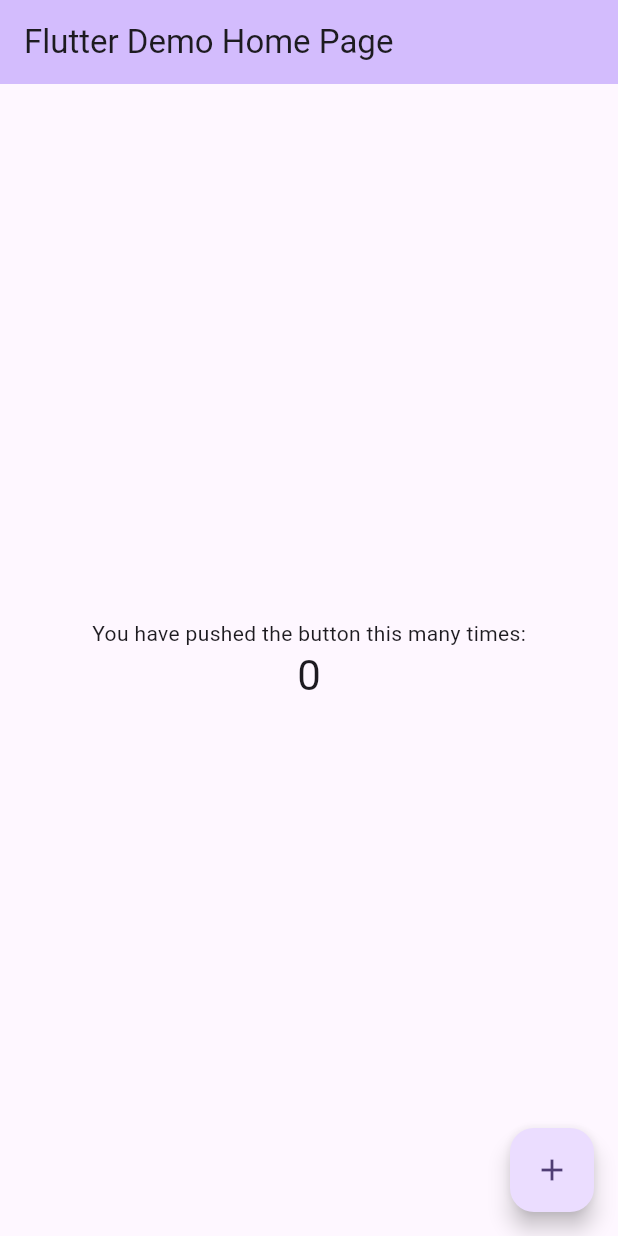
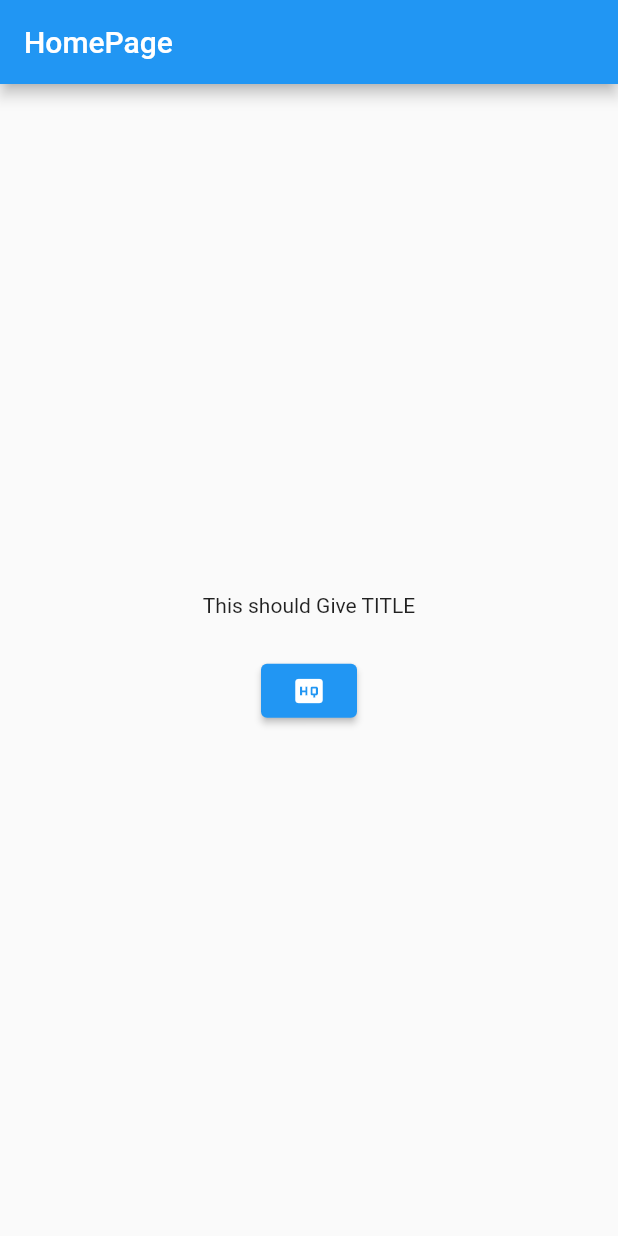
Before and after one commit to dhirajchaurasiya10/Friva, a Flutter app: the screen it shows after launch, on a phone screen of 412 x 824 dp. Run offline on Flutter 3.47's test engine with Material 2 defaults, Android fonts, the light colour scheme and no system bars; Roboto replaces fonts that are missing (Architects Daughter).

Commit message:
added few files

```diff
--- /dev/null
+++ b/lib/HomePage.dart
@@ -0,0 +1,24 @@
+import 'package:flutter/material.dart';
+
+class HomePage extends StatelessWidget {
+  const HomePage({super.key});
+
+  @override
+  Widget build(BuildContext context) {
+    return Scaffold(
+      appBar: AppBar(title: Text("HomePage"),),
+      body: Container(child: Center(
+        child: Column(
+          mainAxisAlignment: MainAxisAlignment.center,
+          crossAxisAlignment: CrossAxisAlignment.center,
+          children: [
+            Text("This should Give TITLE"),
+            SizedBox(height: 25,),
+          Center(child: ElevatedButton(onPressed: (){}, child: Icon(Icons.high_quality),)),
+
+          ],
+        ),
+      ),),
+    );
+  }
+}
--- a/lib/main.dart
+++ b/lib/main.dart
@@ -1,4 +1,6 @@
 import 'package:flutter/material.dart';
+
+import 'HomePage.dart';
 
 void main() {
   runApp(const MyApp());
@@ -13,88 +15,10 @@ class MyApp extends StatelessWidget {
     return MaterialApp(
       title: 'Flutter Demo',
       theme: ThemeData(
-        colorScheme: ColorScheme.fromSeed(seedColor: Colors.deepPurple),
-        useMaterial3: true,
+        fontFamily: 'Architects Daughter',
       ),
-      home: const MyHomePage(title: 'Flutter Demo Home Page'),
+      debugShowCheckedModeBanner: false,
+      home: HomePage(),
     );
   }
 }
-
-class MyHomePage extends StatefulWidget {
-  const MyHomePage({super.key, required this.title});
-  final String title;
-
-  @override
-  State<MyHomePage> createState() => _MyHomePageState();
-}
-
-class _MyHomePageState extends State<MyHomePage> {
-  int _counter = 0;
-
-  void _incrementCounter() {
-    setState(() {
-      // This call to setState tells the Flutter framework that something has
-      // changed in this State, which causes it to rerun the build method below
-      // so that the display can reflect the updated values. If we changed
-      // _counter without calling setState(), then the build method would not be
-      // called again, and so nothing would appear to happen.
-      _counter++;
-    });
-  }
-
-  @override
-  Widget build(BuildContext context) {
-    // This method is rerun every time setState is called, for instance as done
-    // by the _incrementCounter method above.
-    //
-    // The Flutter framework has been optimized to make rerunning build methods
-    // fast, so that you can just rebuild anything that needs updating rather
-    // than having to individually change instances of widgets.
-    return Scaffold(
-      appBar: AppBar(
-        // TRY THIS: Try changing the color here to a specific color (to
-        // Colors.amber, perhaps?) and trigger a hot reload to see the AppBar
-        // change color while the other colors stay the same.
-        backgroundColor: Theme.of(context).colorScheme.inversePrimary,
-        // Here we take the value from the MyHomePage object that was created by
-        // the App.build method, and use it to set our appbar title.
-        title: Text(widget.title),
-      ),
-      body: Center(
-        // Center is a layout widget. It takes a single child and positions it
-        // in the middle of the parent.
-        child: Column(
-          // Column is also a layout widget. It takes a list of children and
-          // arranges them vertically. By default, it sizes itself to fit its
-          // children horizontally, and tries to be as tall as its parent.
-          //
-          // Column has various properties to control how it sizes itself and
-          // how it positions its children. Here we use mainAxisAlignment to
-          // center the children vertically; the main axis here is the vertical
-          // axis because Columns are vertical (the cross axis would be
-          // horizontal).
-          //
-          // TRY THIS: Invoke "debug painting" (choose the "Toggle Debug Paint"
-          // action in the IDE, or press "p" in the console), to see the
-          // wireframe for each widget.
-          mainAxisAlignment: MainAxisAlignment.center,
-          children: <Widget>[
-            const Text(
-              'You have pushed the button this many times:',
-            ),
-            Text(
-              '$_counter',
-              style: Theme.of(context).textTheme.headlineMedium,
-            ),
-          ],
-        ),
-      ),
-      floatingActionButton: FloatingActionButton(
-        onPressed: _incrementCounter,
-        tooltip: 'Increment',
-        child: const Icon(Icons.add),
-      ), // This trailing comma makes auto-formatting nicer for build methods.
-    );
-  }
-}
```
Also changed, not shown: pubspec.yaml (+4 -4 lines), assets/fonts/ArchitectsDaughter-Regular.ttf (added).
